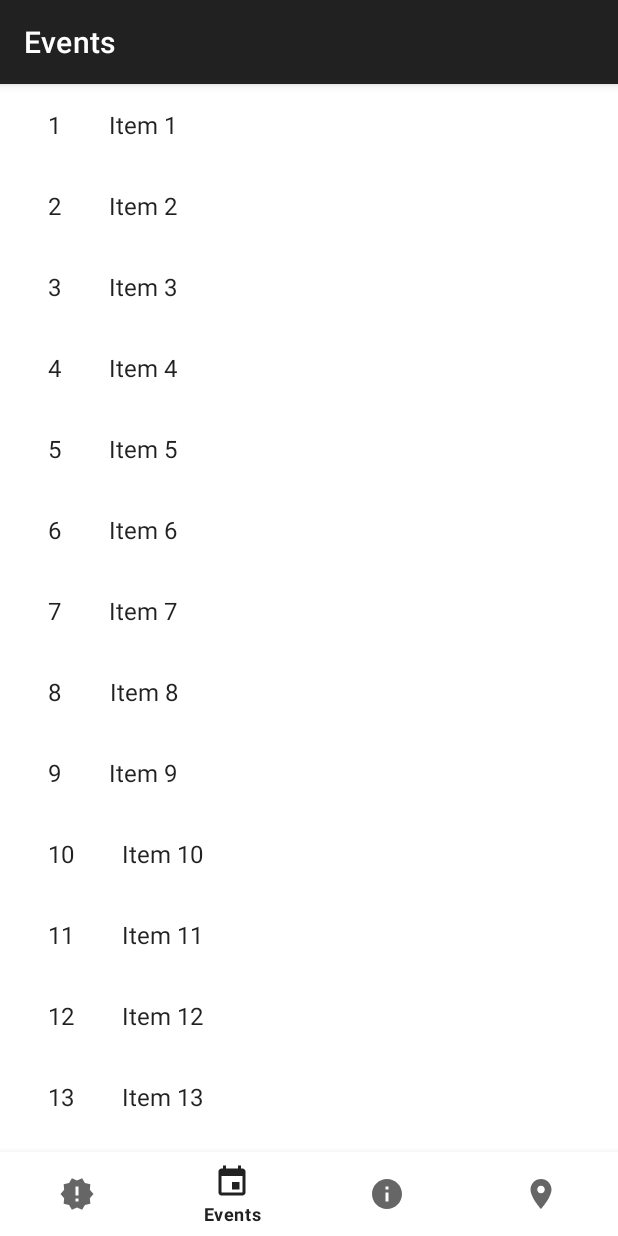
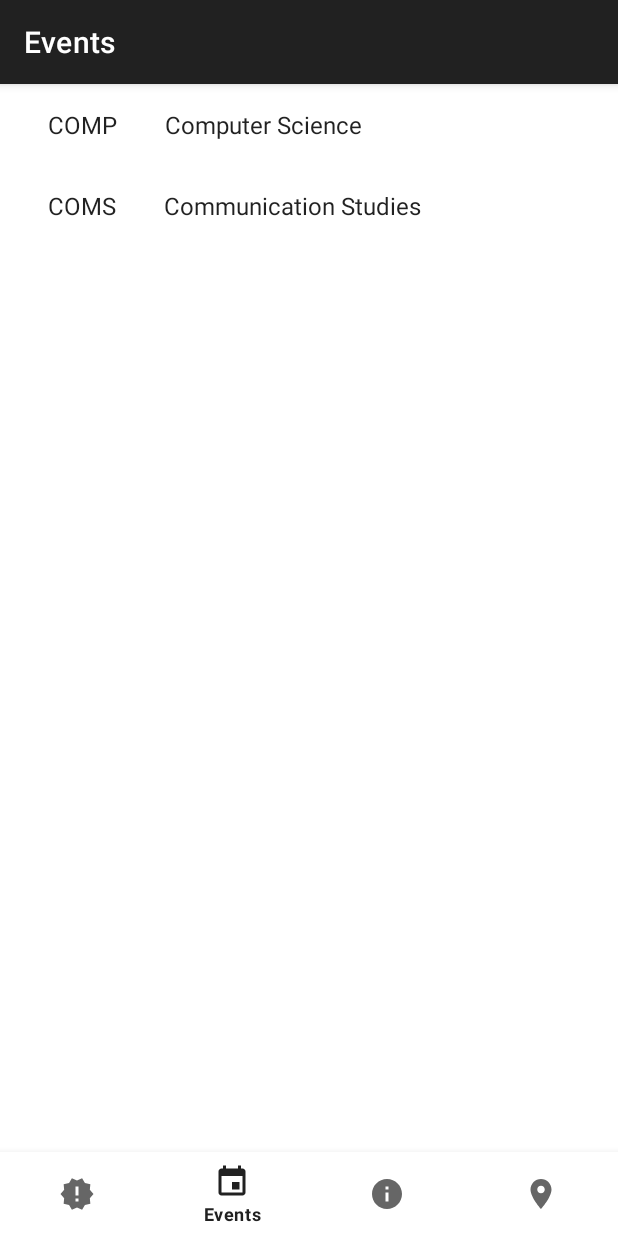
Before and after one commit to xxc1625120/COMP4097, an Android app: the screen it shows after launch (MainActivity), item 2 of the bottom bar chosen, on a phone screen of 412 x 824 dp. Run offline under Robolectric (Android 15) with nearby library versions, the phone set to English and light mode, and no system bars; our stand-ins replace Picasso, navigation-ui.

Commit message:
Lab3 S1 navigate_to_self click dept show events

```diff
--- /dev/null
+++ b/app/src/main/java/edu/hkbu/comp/comp4097/infoday/data/Dept.kt
@@ -0,0 +1,9 @@
+package edu.hkbu.comp.comp4097.infoday.data
+
+data class Dept(
+  val name: String,
+  val id: String
+
+
+
+)
--- /dev/null
+++ b/app/src/main/java/edu/hkbu/comp/comp4097/infoday/data/Event.kt
@@ -0,0 +1,8 @@
+package edu.hkbu.comp.comp4097.infoday.data
+
+data class Event (
+  val id: Int,
+  val title: String,
+  val deptId: String,
+  var bookmarked: Boolean = false
+)
--- /dev/null
+++ b/app/src/main/java/edu/hkbu/comp/comp4097/infoday/data/SampleData.kt
@@ -0,0 +1,14 @@
+package edu.hkbu.comp.comp4097.infoday.data
+
+object SampleData {
+  val DEPT = listOf(
+    Dept("Computer Science", "COMP"),
+    Dept("Communication Studies", "COMS")
+  )
+  val EVENT = listOf(
+    Event(1, "COMP Welcome speech", "COMP"),
+    Event(2, "COMP Exit speech", "COMP"),
+    Event(3, "TV Show", "COMS"),
+    Event(4, "TED Talk", "COMS")
+  )
+}
--- /dev/null
+++ b/app/src/main/java/edu/hkbu/comp/comp4097/infoday/ui/events/DeptRecyclerViewAdapter.kt
@@ -0,0 +1,45 @@
+package edu.hkbu.comp.comp4097.infoday.ui.events
+
+import android.view.LayoutInflater
+import android.view.View
+import android.view.ViewGroup
+import android.widget.TextView
+import androidx.core.os.bundleOf
+import androidx.navigation.findNavController
+import androidx.recyclerview.widget.RecyclerView
+import edu.hkbu.comp.comp4097.infoday.R
+import edu.hkbu.comp.comp4097.infoday.data.Dept
+
+class DeptRecyclerViewAdapter(
+  private val values: List<Dept>
+) : RecyclerView.Adapter<DeptRecyclerViewAdapter.ViewHolder>() {
+
+  override fun onCreateViewHolder(parent: ViewGroup, viewType: Int): ViewHolder {
+    val view = LayoutInflater.from(parent.context)
+      .inflate(R.layout.fragment_event_item, parent, false)
+    return ViewHolder(view)
+  }
+
+  override fun onBindViewHolder(holder: ViewHolder, position: Int) {
+    val item = values[position]
+    holder.deptIdView.text = item.id
+    holder.deptNameView.text = item.name
+  }
+
+  override fun getItemCount(): Int = values.size
+
+  inner class ViewHolder(view: View) : RecyclerView.ViewHolder(view) {
+    val deptIdView: TextView = view.findViewById(R.id.titleTextView)
+    val deptNameView: TextView = view.findViewById(R.id.content)
+
+    init {
+      view.setOnClickListener {
+        it.findNavController().navigate(
+          R.id.action_eventsFragment_self,
+          bundleOf(Pair("dept_id", deptIdView.text.toString()))
+        )
+      }
+    }
+
+  }
+}
--- a/app/src/main/java/edu/hkbu/comp/comp4097/infoday/ui/events/EventRecyclerViewAdapter.kt
+++ b/app/src/main/java/edu/hkbu/comp/comp4097/infoday/ui/events/EventRecyclerViewAdapter.kt
@@ -6,15 +6,15 @@ import android.view.View
 import android.view.ViewGroup
 import android.widget.TextView
 import edu.hkbu.comp.comp4097.infoday.R
+import edu.hkbu.comp.comp4097.infoday.data.Event
 
-import edu.hkbu.comp.comp4097.infoday.ui.events.dummy.DummyContent.DummyItem
 
 /**
  * [RecyclerView.Adapter] that can display a [DummyItem].
  * TODO: Replace the implementation with code for your data type.
  */
 class EventRecyclerViewAdapter(
-  private val values: List<DummyItem>
+  private val values: List<Event>
 ) : RecyclerView.Adapter<EventRecyclerViewAdapter.ViewHolder>() {
 
   override fun onCreateViewHolder(parent: ViewGroup, viewType: Int): ViewHolder {
@@ -25,18 +25,16 @@ class EventRecyclerViewAdapter(
 
   override fun onBindViewHolder(holder: ViewHolder, position: Int) {
     val item = values[position]
-    holder.idView.text = item.id
-    holder.contentView.text = item.content
+    holder.deptIdView.text = item.deptId + ":" + item.id
+    holder.eventTitleView.text = item.title
   }
 
   override fun getItemCount(): Int = values.size
 
   inner class ViewHolder(view: View) : RecyclerView.ViewHolder(view) {
-    val idView: TextView = view.findViewById(R.id.titleTextView)
-    val contentView: TextView = view.findViewById(R.id.content)
+    val deptIdView: TextView = view.findViewById(R.id.titleTextView)
+    val eventTitleView: TextView = view.findViewById(R.id.content)
 
-    override fun toString(): String {
-      return super.toString() + " '" + contentView.text + "'"
-    }
+
   }
 }
--- a/app/src/main/java/edu/hkbu/comp/comp4097/infoday/ui/events/EventsFragment.kt
+++ b/app/src/main/java/edu/hkbu/comp/comp4097/infoday/ui/events/EventsFragment.kt
@@ -8,8 +8,9 @@ import androidx.recyclerview.widget.RecyclerView
 import android.view.LayoutInflater
 import android.view.View
 import android.view.ViewGroup
+import androidx.appcompat.app.AppCompatActivity
 import edu.hkbu.comp.comp4097.infoday.R
-import edu.hkbu.comp.comp4097.infoday.ui.events.dummy.DummyContent
+import edu.hkbu.comp.comp4097.infoday.data.SampleData
 
 /**
  * A fragment representing a list of Items.
@@ -39,7 +40,22 @@ class EventsFragment : Fragment() {
           columnCount <= 1 -> LinearLayoutManager(context)
           else -> GridLayoutManager(context, columnCount)
         }
-        adapter = EventRecyclerViewAdapter(DummyContent.ITEMS)
+        //adapter = EventRecyclerViewAdapter(DummyContent.ITEMS)
+//        adapter = DeptRecyclerViewAdapter(SampleData.DEPT)
+
+        val dept_id = arguments?.getString("dept_id")
+        if (dept_id == null)
+          adapter = DeptRecyclerViewAdapter(SampleData.DEPT)
+        else {
+          adapter = EventRecyclerViewAdapter(SampleData.EVENT.filter { it.deptId == dept_id})
+          //to enable the back-arrow in the ActionBar.
+          (activity as
+            AppCompatActivity).supportActionBar?.setDisplayHomeAsUpEnabled(true)
+        }
+
+
+
+
       }
     }
     return view
--- a/app/src/main/res/navigation/mobile_navigation.xml
+++ b/app/src/main/res/navigation/mobile_navigation.xml
@@ -23,5 +23,9 @@
     android:id="@+id/eventsFragment"
     android:name="edu.hkbu.comp.comp4097.infoday.ui.events.EventsFragment"
     android:label="@string/title_events"
-    tools:layout="@layout/fragment_event_list" />
+    tools:layout="@layout/fragment_event_list" >
+    <action
+      android:id="@+id/action_eventsFragment_self"
+      app:destination="@id/eventsFragment" />
+  </fragment>
 </navigation>
```
